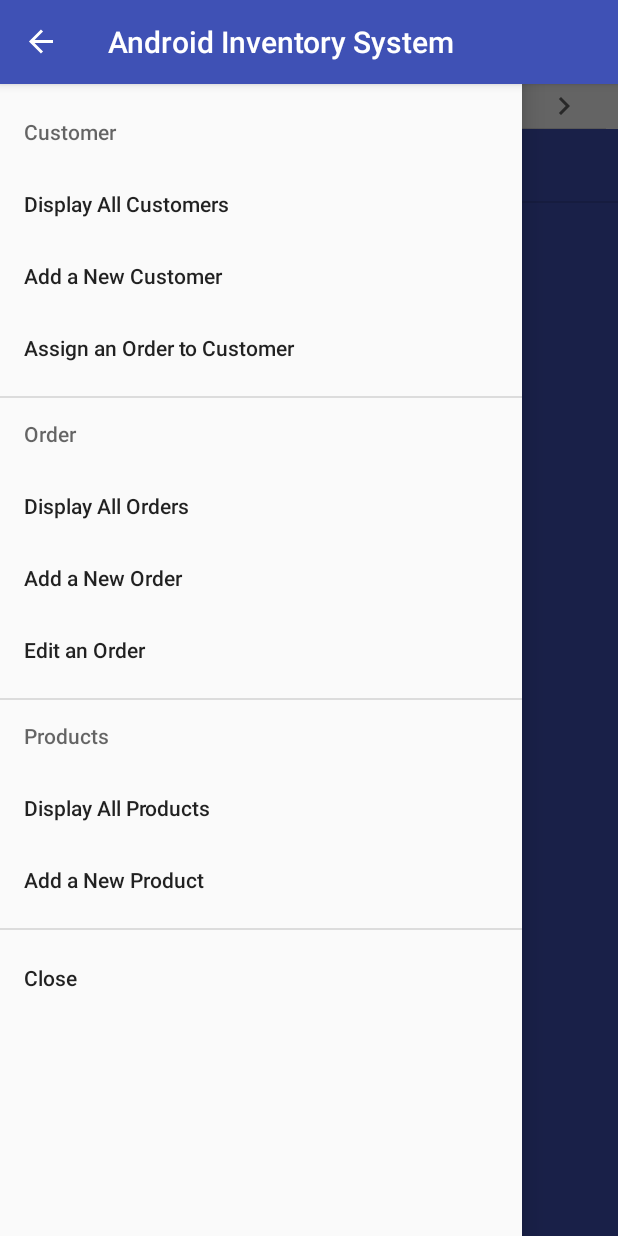
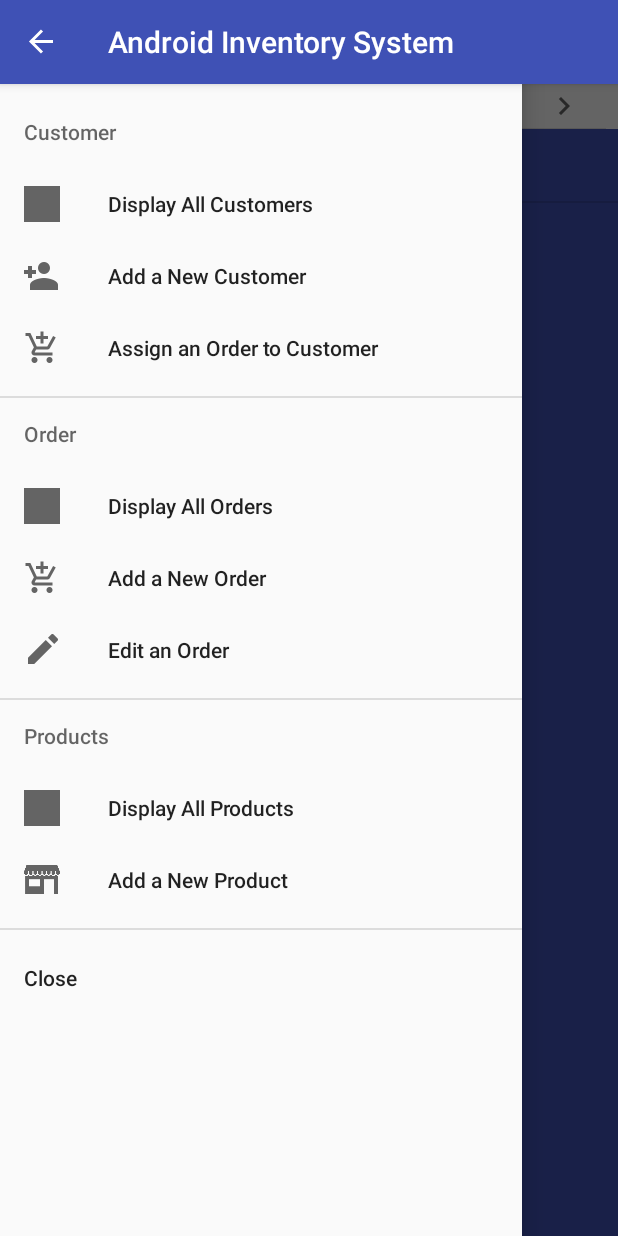
Before and after one commit to Rayaratebr/InventorySystem_Android, an Android app: the screen it shows after launch (MainActivity), with the side drawer open, on a phone screen of 412 x 824 dp. Run offline under Robolectric (Android 15) with nearby library versions, the phone set to English and light mode, and no system bars.

```diff
--- a/app/src/main/res/menu/navigation_menu.xml
+++ b/app/src/main/res/menu/navigation_menu.xml
@@ -5,12 +5,16 @@
         <menu>
             <item
                 android:id="@+id/nav_customer_display"
-                android:title="Display All Customers" />
+                android:title="Display All Customers"
+                android:icon="@drawable/customers"
+                />
             <item
                 android:title="Add a New Customer"
-                android:id="@+id/nav_customer_add"/>
+                android:id="@+id/nav_customer_add"
+                android:icon="@drawable/addPerson"/>
             <item android:title="Assign an Order to Customer"
-                android:id="@+id/nav_customer_order"/>
+                android:id="@+id/nav_customer_order"
+                android:icon="@drawable/addOrder"/>
 
         </menu>
         </item>
@@ -18,12 +22,15 @@
         <menu>
             <item
                 android:id="@+id/nav_order_display"
-                android:title="Display All Orders" />
+                android:title="Display All Orders"
+                android:icon="@drawable/show"/>
             <item
                 android:title="Add a New Order"
-                android:id="@+id/nav_order_add"/>
+                android:id="@+id/nav_order_add"
+                android:icon="@drawable/addOrder"/>
             <item android:title="Edit an Order"
-                android:id="@+id/nav_order_edit"/>
+                android:id="@+id/nav_order_edit"
+                android:icon="@drawable/edit"/>
 
         </menu>
     </item>
@@ -32,9 +39,11 @@
         <menu>
             <item
                 android:id="@+id/nav_product_display"
-                android:title="Display All Products" />
+                android:title="Display All Products"
+                android:icon="@drawable/show"/>
             <item android:title="Add a New Product"
-                android:id="@+id/nav_product_add"/>
+                android:id="@+id/nav_product_add"
+                android:icon="@drawable/store"/>
 
         </menu>
 
```
Also changed, not shown: app/src/main/java/com/example/dell/inventory_system_android/CustomerActivities/ViewCustomerActivity.java (line endings or trailing spaces), app/src/main/res/drawable-hdpi/addOrder.png (added), app/src/main/res/drawable-hdpi/addPerson.png (added), app/src/main/res/drawable-hdpi/customers.png (added), app/src/main/res/drawable-hdpi/edit.png (added), app/src/main/res/drawable-hdpi/show.png (added), app/src/main/res/drawable-hdpi/store.png (added).
